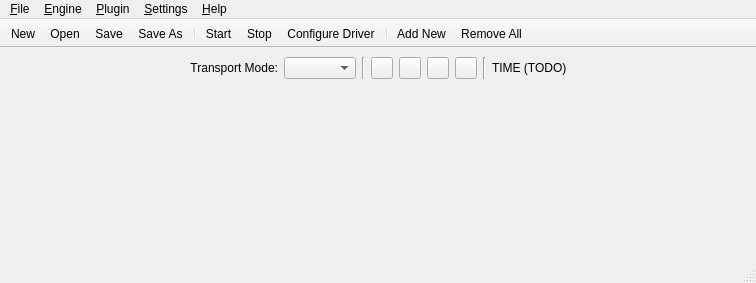
Above: resources/ui/carla.ui from falkTX/Carla before the change. Below: the same form after it.
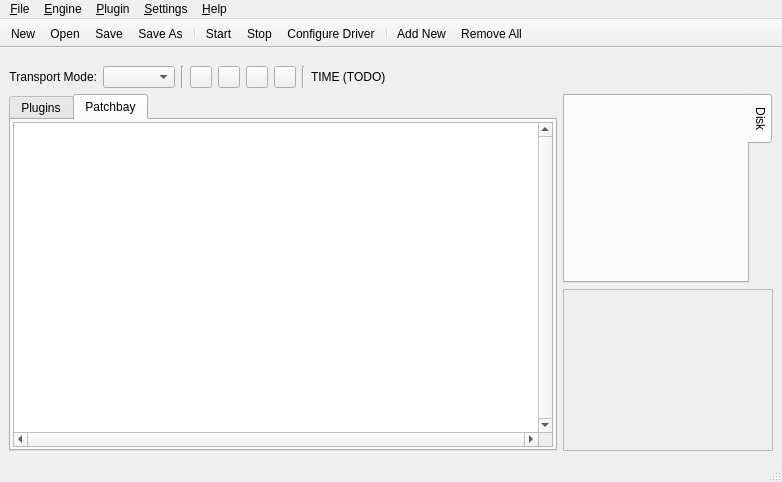
That is the form after the change. The open tabs and pages were chosen to show the change. Icons and pictures are not drawn. Custom widgets are drawn as their Qt base class.

Commit message: Initial work for internal canvas

Diff of the .ui file:
```diff
--- a/resources/ui/carla.ui
+++ b/resources/ui/carla.ui
@@ -6,28 +6,16 @@
    <rect>
     <x>0</x>
     <y>0</y>
-    <width>756</width>
-    <height>283</height>
+    <width>782</width>
+    <height>482</height>
    </rect>
   </property>
   <property name="windowTitle">
    <string>Carla</string>
   </property>
   <widget class="QWidget" name="centralwidget">
-   <layout class="QVBoxLayout" name="verticalLayout">
-    <property name="leftMargin">
-     <number>0</number>
-    </property>
-    <property name="topMargin">
-     <number>0</number>
-    </property>
-    <property name="rightMargin">
-     <number>0</number>
-    </property>
-    <property name="bottomMargin">
-     <number>2</number>
-    </property>
-    <item>
+   <layout class="QGridLayout" name="gridLayout">
+    <item row="0" column="0" colspan="2">
      <widget class="QFrame" name="frame_transport">
       <layout class="QHBoxLayout" name="horizontalLayout">
        <property name="leftMargin">
@@ -39,19 +27,6 @@
        <property name="bottomMargin">
         <number>0</number>
        </property>
-       <item>
-        <spacer name="horizontalSpacer_2">
-         <property name="orientation">
-          <enum>Qt::Horizontal</enum>
-         </property>
-         <property name="sizeHint" stdset="0">
-          <size>
-           <width>40</width>
-           <height>20</height>
-          </size>
-         </property>
-        </spacer>
-       </item>
        <item>
         <widget class="QLabel" name="label">
          <property name="text">
@@ -165,30 +140,122 @@
       </layout>
      </widget>
     </item>
-    <item>
-     <widget class="QWidget" name="w_plugins" native="true">
-      <layout class="QVBoxLayout" name="layout">
-       <property name="spacing">
-        <number>1</number>
-       </property>
-       <property name="margin">
-        <number>0</number>
-       </property>
-      </layout>
+    <item row="1" column="0" rowspan="2">
+     <widget class="QTabWidget" name="tabWidget">
+      <property name="currentIndex">
+       <number>0</number>
+      </property>
+      <widget class="QWidget" name="tab_plugins">
+       <attribute name="title">
+        <string>Plugins</string>
+       </attribute>
+       <layout class="QVBoxLayout" name="verticalLayout">
+        <property name="spacing">
+         <number>1</number>
+        </property>
+        <property name="margin">
+         <number>2</number>
+        </property>
+        <item>
+         <widget class="QWidget" name="w_plugins" native="true">
+          <layout class="QVBoxLayout" name="layout">
+           <property name="spacing">
+            <number>1</number>
+           </property>
+           <property name="margin">
+            <number>0</number>
+           </property>
+          </layout>
+         </widget>
+        </item>
+        <item>
+         <spacer name="verticalSpacer">
+          <property name="orientation">
+           <enum>Qt::Vertical</enum>
+          </property>
+          <property name="sizeHint" stdset="0">
+           <size>
+            <width>20</width>
+            <height>333</height>
+           </size>
+          </property>
+         </spacer>
+        </item>
+       </layout>
+      </widget>
+      <widget class="QWidget" name="tab_patchbay">
+       <attribute name="title">
+        <string>Patchbay</string>
+       </attribute>
+       <layout class="QVBoxLayout" name="verticalLayout_2">
+        <property name="spacing">
+         <number>0</number>
+        </property>
+        <property name="margin">
+         <number>2</number>
+        </property>
+        <item>
+         <widget class="QGraphicsView" name="graphicsView">
+          <property name="verticalScrollBarPolicy">
+           <enum>Qt::ScrollBarAlwaysOn</enum>
+          </property>
+          <property name="horizontalScrollBarPolicy">
+           <enum>Qt::ScrollBarAlwaysOn</enum>
+          </property>
+         </widget>
+        </item>
+       </layout>
+      </widget>
      </widget>
     </item>
-    <item>
-     <spacer name="verticalSpacer">
-      <property name="orientation">
-       <enum>Qt::Vertical</enum>
+    <item row="1" column="1">
+     <widget class="QTabWidget" name="tabWidget_2">
+      <property name="minimumSize">
+       <size>
+        <width>210</width>
+        <height>0</height>
+       </size>
       </property>
-      <property name="sizeHint" stdset="0">
+      <property name="maximumSize">
        <size>
-        <width>20</width>
-        <height>128</height>
+        <width>210</width>
+        <height>16777215</height>
        </size>
       </property>
-     </spacer>
+      <property name="tabPosition">
+       <enum>QTabWidget::East</enum>
+      </property>
+      <property name="currentIndex">
+       <number>0</number>
+      </property>
+      <widget class="QWidget" name="disk">
+       <attribute name="title">
+        <string>Disk</string>
+       </attribute>
+      </widget>
+     </widget>
+    </item>
+    <item row="2" column="1">
+     <widget class="CanvasPreviewFrame" name="miniCanvasPreview">
+      <property name="minimumSize">
+       <size>
+        <width>210</width>
+        <height>162</height>
+       </size>
+      </property>
+      <property name="maximumSize">
+       <size>
+        <width>210</width>
+        <height>162</height>
+       </size>
+      </property>
+      <property name="frameShape">
+       <enum>QFrame::StyledPanel</enum>
+      </property>
+      <property name="frameShadow">
+       <enum>QFrame::Raised</enum>
+      </property>
+     </widget>
     </item>
    </layout>
   </widget>
@@ -197,7 +264,7 @@
     <rect>
      <x>0</x>
      <y>0</y>
-     <width>756</width>
+     <width>782</width>
      <height>19</height>
     </rect>
    </property>
@@ -415,6 +482,14 @@
    </property>
   </action>
  </widget>
+ <customwidgets>
+  <customwidget>
+   <class>CanvasPreviewFrame</class>
+   <extends>QFrame</extends>
+   <header>canvaspreviewframe.h</header>
+   <container>1</container>
+  </customwidget>
+ </customwidgets>
  <resources>
   <include location="../resources.qrc"/>
  </resources>
```
The commit also changes 6 other files.
